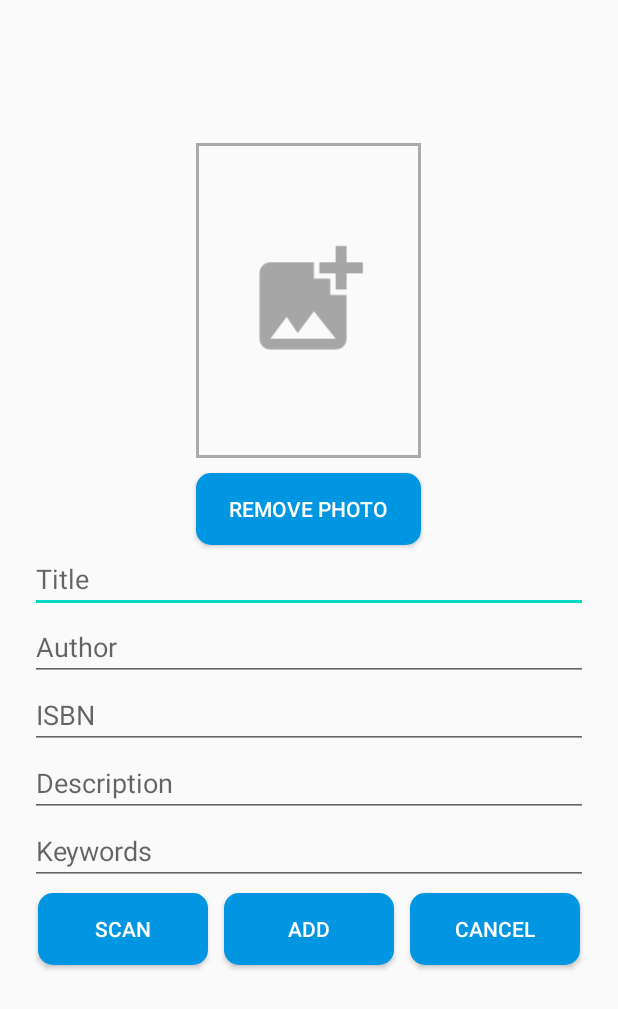
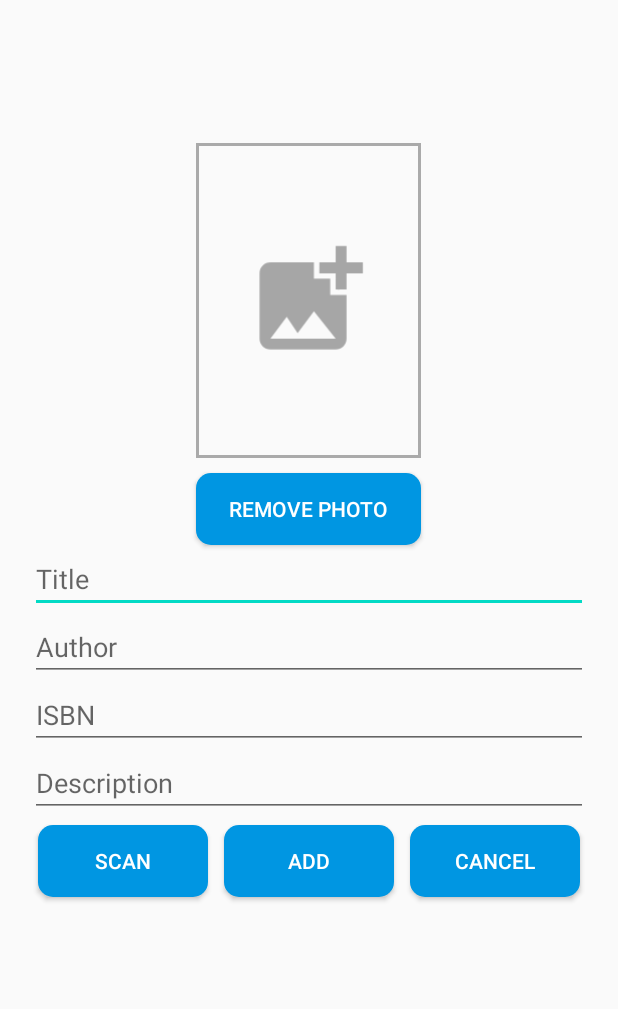
Before and after one commit to CMPUT301F20T11/Cloud8, an Android app: the AddBookActivity screen opened directly, with no data from a screen before it, on a phone screen of 412 x 824 dp. Shown: the top 1009 px of the screen. Run offline under Robolectric (Android 15) with nearby library versions, the phone set to English and light mode, and no system bars; our stand-ins replace Firebase (no records; nobody signed in at launch, a user with empty details on screens opened directly); libraries missing offline, so code that uses them is left out: com.theartofdev.edmodo; pictures from the network do not load.

Commit message:
Removed keywords

```diff
--- a/app/src/main/java/com/example/booktracker/boundary/GetBookQuery.java
+++ b/app/src/main/java/com/example/booktracker/boundary/GetBookQuery.java
@@ -69,11 +69,10 @@ public class GetBookQuery extends BookQuery {
      */
     private Book docToBook(DocumentSnapshot document) {
         List<String> authors = (List<String>) document.get("author");
-        List<String> keywords = (List<String>) document.get("keywords");
         HashMap<String, String> owner =
                 (HashMap<String, String>) document.get("owner");
         Book book = new Book(owner, authors, (String) document.get("title"),
-                document.getId(), (String) document.get("description"), keywords);
+                document.getId(), (String) document.get("description"));
         if (document.get("image_uri") != null) {
             Uri imageUri = Uri.parse((String) document.get("image_uri"));
             book.setUri(imageUri.toString());
@@ -433,8 +432,6 @@ public class GetBookQuery extends BookQuery {
                             }
                             List<String> authors =
                                     (List<String>) res.get("author");
-                            List<String> keywords =
-                                    (List<String>) res.get("keywords");
                             if (res.get("owner") != null) {
                                 HashMap<String, String> owner =
                                         (HashMap<String, String>) res.get("owner");
@@ -446,7 +443,6 @@ public class GetBookQuery extends BookQuery {
                                     "title"));
                             emptyBook.setDescription((String) res.get(
                                     "description"));
-                            emptyBook.setKeywords(keywords);
                             emptyBook.setStatus((String) res.get(
                                     "status"));
                             emptyBook.setBorrower(res.getString("borrower"));
--- a/app/src/main/java/com/example/booktracker/entities/Book.java
+++ b/app/src/main/java/com/example/booktracker/entities/Book.java
@@ -52,15 +52,13 @@ public class Book implements Serializable {
      * @param argTitle
      * @param argIsbn
      * @param argDesc
-     * @param argKeyword
      */
     public Book(HashMap<String, String> argOwner, List<String> argAuthor,
-                String argTitle, String argIsbn, String argDesc, List<String> argKeyword) {
+                String argTitle, String argIsbn, String argDesc) {
         this.author = argAuthor;
         this.title = argTitle;
         this.isbn = argIsbn;
         this.description = argDesc;
-        this.keyword = argKeyword;
         this.owner = argOwner;
         this.status = "available";
         this.borrower = null;
--- a/app/src/main/java/com/example/booktracker/ui/AddBookActivity.java
+++ b/app/src/main/java/com/example/booktracker/ui/AddBookActivity.java
@@ -60,8 +60,6 @@ public class AddBookActivity extends AppCompatActivity implements Callback,
     private EditText authorView;
     private EditText isbnView;
     private EditText descView;
-    private EditText keywordView;
-
     private StorageReference storageReference;
     private FirebaseAuth auth;
     private FirebaseUser user;
@@ -83,7 +81,6 @@ public class AddBookActivity extends AppCompatActivity implements Callback,
         authorView = findViewById(R.id.addbook_author);
         isbnView = findViewById(R.id.addbook_isbn);
         descView = findViewById(R.id.addbook_description);
-        keywordView = findViewById(R.id.addbook_keywords);
         imageView = findViewById(R.id.addbook_image);
 
         //============Ivan===============
@@ -102,17 +99,13 @@ public class AddBookActivity extends AppCompatActivity implements Callback,
             String author = authorView.getText().toString();
             String isbn = isbnView.getText().toString();
             String desc = descView.getText().toString();
-            String keyInput = keywordView.getText().toString();
-            //String[] keyArray = keyInput.split("\\s*,\\s*");
-            //List<String> keywords = Arrays.asList(keyArray);
             HashMap<String, String> owner = new HashMap<>();
             owner.put(email, "");
             if (isbn.length() != 13 || !isbn.matches("^[0-9]*$")) {
                 isbnView.setError("ISBN must have 13 digits");
             } else {
                 ArrayList<String> listAuth = toArrayList(author.split(","));
-                ArrayList<String> listKeys = toArrayList(keyInput.split(","));
-                Book newBook = new Book(owner, listAuth, title, isbn, desc, listKeys);
+                Book newBook = new Book(owner, listAuth, title, isbn, desc);
                 addQuery.loadUsername(newBook);
                 upload(newBook);
             }
@@ -194,7 +187,6 @@ public class AddBookActivity extends AppCompatActivity implements Callback,
             authorView.setText(authors);
             isbnView.setText(newBook.getIsbn());
             descView.setText(newBook.getDescription());
-            keywordView.setText(newBook.getKeywords());
         } else {
             Toast.makeText(AddBookActivity.this, "Book is not in GoogleBooks"
                     , Toast.LENGTH_LONG).show();
--- a/app/src/main/res/layout/activity_addbook.xml
+++ b/app/src/main/res/layout/activity_addbook.xml
@@ -70,16 +70,6 @@
         android:inputType="textPersonName"
         android:importantForAutofill="no" />
 
-    <EditText
-        android:id="@+id/addbook_keywords"
-        android:layout_width="match_parent"
-        android:layout_height="0dp"
-        android:layout_weight="1"
-        android:ems="10"
-        android:hint="Keywords"
-        android:inputType="textPersonName"
-        android:importantForAutofill="no" />
-
         <LinearLayout
             android:orientation="horizontal"
             android:layout_width="match_parent"
```
Also changed, not shown: app/src/main/java/com/example/booktracker/ui/EditBookActivity.java (+3 -13 lines), app/src/main/java/com/example/booktracker/ui/ViewBookActivity.java (+1 -12 lines), app/src/main/res/layout/activity_editbook.xml (+0 -10 lines), app/src/main/res/layout/activity_viewbook.xml (+0 -13 lines), 1 other file.
